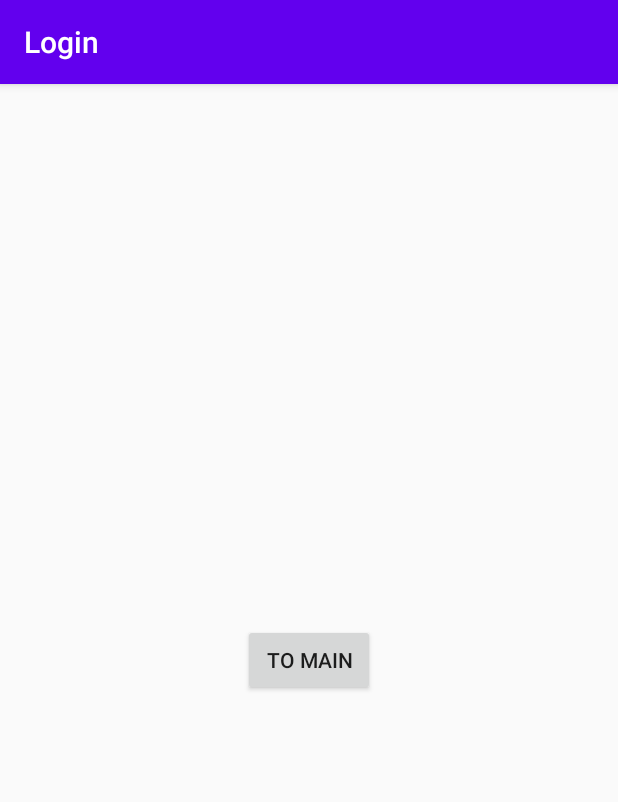
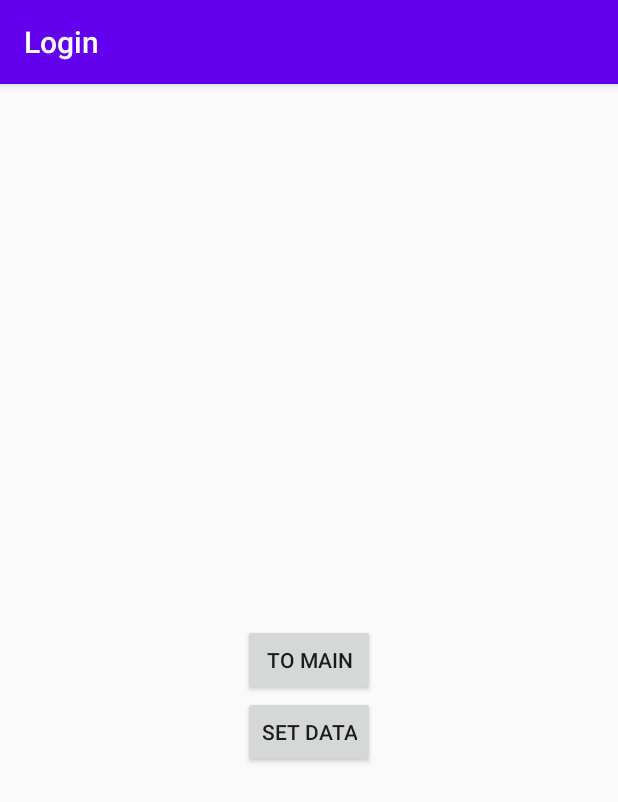
Before and after one commit to lmjssjj/ComponentizedProgramming, an Android app: the screen it shows after launch (LoginActivity), on a phone screen of 412 x 824 dp. Shown: the top 802 px of the screen. Run offline under Robolectric (Android 15) with nearby library versions, the phone set to English and light mode, and no system bars.

Commit message:
add livedata 数据传输

```diff
--- a/annotation_compiler/build.gradle
+++ b/annotation_compiler/build.gradle
@@ -6,6 +6,9 @@ dependencies {
     annotationProcessor 'com.google.auto.service:auto-service:1.0-rc7'
     implementation project(path: ':annotation')
 }
+tasks.withType(JavaCompile) {
+    options.encoding = "UTF-8"
+}
 
 sourceCompatibility = "1.7"
 targetCompatibility = "1.7"
--- a/base/build.gradle
+++ b/base/build.gradle
@@ -26,6 +26,7 @@ dependencies {
     implementation fileTree(dir: "libs", include: ["*.jar"])
     implementation 'androidx.appcompat:appcompat:1.2.0'
     implementation project(path: ':arouter')
+    implementation project(path: ':common')
     testImplementation 'junit:junit:4.12'
     androidTestImplementation 'androidx.test.ext:junit:1.1.2'
     androidTestImplementation 'androidx.test.espresso:espresso-core:3.3.0'
--- a/base/src/main/java/com/lmjssjj/base/BaseApplication.java
+++ b/base/src/main/java/com/lmjssjj/base/BaseApplication.java
@@ -5,9 +5,13 @@ import android.app.Application;
 import com.lmjssjj.arouter.ARouter;
 
 public class BaseApplication extends Application {
+
+    public static boolean isApplication;
+
     @Override
     public void onCreate() {
         super.onCreate();
         ARouter.getInstance().init(this);
+        isApplication = com.lmjssjj.common.BuildConfig.is_application;
     }
 }
--- a/login/src/main/res/layout/activity_login.xml
+++ b/login/src/main/res/layout/activity_login.xml
@@ -7,13 +7,23 @@
     tools:context=".LoginActivity">
 
     <Button
-        android:onClick="jump"
+        android:id="@+id/jump"
         android:layout_width="wrap_content"
         android:layout_height="wrap_content"
+        android:onClick="jump"
         android:text="to main"
         app:layout_constraintBottom_toBottomOf="parent"
         app:layout_constraintLeft_toLeftOf="parent"
         app:layout_constraintRight_toRightOf="parent"
         app:layout_constraintTop_toTopOf="parent" />
 
+    <Button
+        android:layout_width="wrap_content"
+        android:layout_height="wrap_content"
+        android:onClick="set"
+        android:text="set data"
+        app:layout_constraintLeft_toLeftOf="parent"
+        app:layout_constraintRight_toRightOf="parent"
+        app:layout_constraintTop_toBottomOf="@id/jump" />
+
 </androidx.constraintlayout.widget.ConstraintLayout>
--- a/splash/build.gradle
+++ b/splash/build.gradle
@@ -1,4 +1,3 @@
-import java.util.jar.Manifest
 
 if (rootProject.ext.android.is_application) {
     apply plugin: 'com.android.application'
```
Also changed, not shown: app/src/main/java/com/lmjssjj/componentizedprogramming/MainActivity.java (+11 -1 lines), common/build.gradle (+7 -0 lines), common/src/main/java/com/lmjssjj/common/LiveDataBus.java (added, +101 -0 lines), login/src/main/java/com/lmjssjj/login/LoginActivity.java (+7 -1 lines).
